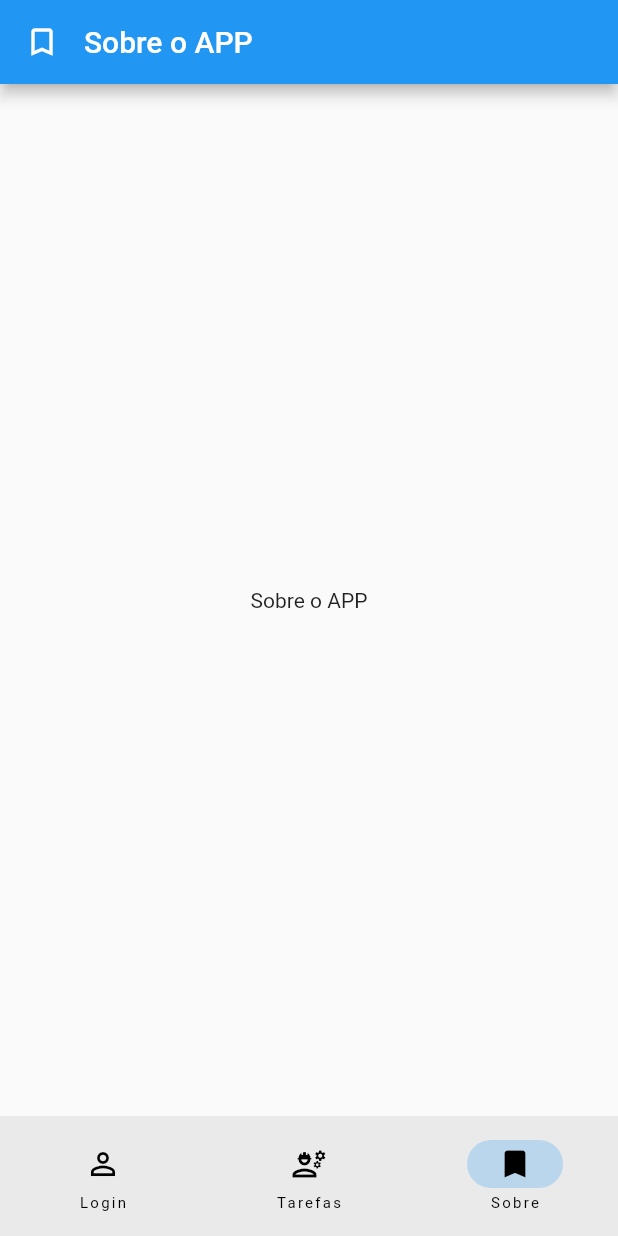
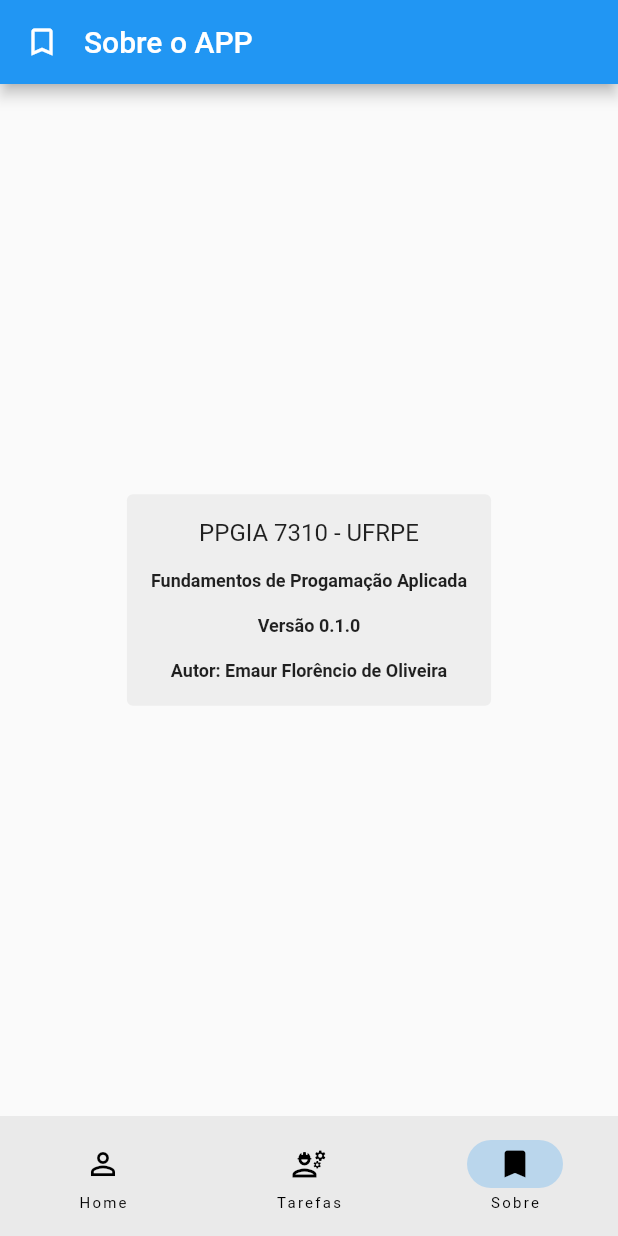
Before and after one commit to EmaurFlorencio/list, a Flutter app: the screen it shows after launch, item 3 of the bottom bar chosen, on a phone screen of 412 x 824 dp. Run offline on Flutter 3.47's test engine with Material 2 defaults, Android fonts, the phone set to English and light mode, and no system bars; our stand-ins replace flutter_slidable.

Commit message:
Inclusão da home page

```diff
--- a/list/lib/main.dart
+++ b/list/lib/main.dart
@@ -1,5 +1,6 @@
 import 'package:flutter/material.dart';
 import 'package:list/pages/about_page.dart';
+import 'package:list/pages/home_page.dart';
 import 'package:list/pages/todo_list_page.dart';
 
 void main() {
@@ -23,9 +24,7 @@ class _MyAppState extends State<MyApp> {
       home: Scaffold(
         body: const [
           Center(
-            child: Text(
-              'Login',
-            ),
+            child: HomePage(),
           ),
           Center(
             child: TodoListPage(),
@@ -45,7 +44,7 @@ class _MyAppState extends State<MyApp> {
             NavigationDestination(
               selectedIcon: Icon(Icons.person),
               icon: Icon(Icons.person_outline),
-              label: 'Login',
+              label: 'Home',
             ),
             NavigationDestination(
               selectedIcon: Icon(Icons.engineering),
--- a/list/lib/pages/about_page.dart
+++ b/list/lib/pages/about_page.dart
@@ -21,7 +21,49 @@ class _AboutPage extends State<AboutPage> {
         ),
       ),
       body: Center(
-        child: const Text('Sobre o APP'),
+        child: Container(
+          decoration: BoxDecoration(
+            borderRadius: BorderRadius.circular(4),
+            color: Colors.grey[200],
+          ),
+          padding: const EdgeInsets.all(16),
+          child: Column(
+            mainAxisSize: MainAxisSize.min,
+            //crossAxisAlignment: CrossAxisAlignment.start,
+            children: [
+              Text(
+                "PPGIA 7310 - UFRPE",
+                style: TextStyle(
+                  fontSize: 16,
+                ),
+              ),
+              SizedBox(height: 16),
+              Text(
+                "Fundamentos de Progamação Aplicada",
+                style: TextStyle(
+                  fontSize: 12,
+                  fontWeight: FontWeight.w600,
+                ),
+              ),
+              SizedBox(height: 16),
+              Text(
+                "Versão 0.1.0",
+                style: TextStyle(
+                  fontSize: 12,
+                  fontWeight: FontWeight.w600,
+                ),
+              ),
+              SizedBox(height: 16),
+              Text(
+                "Autor: Emaur Florêncio de Oliveira",
+                style: TextStyle(
+                  fontSize: 12,
+                  fontWeight: FontWeight.w600,
+                ),
+              ),
+            ],
+          ),
+        ),
       ),
     );
   }
--- a/list/lib/pages/todo_list_page.dart
+++ b/list/lib/pages/todo_list_page.dart
@@ -25,7 +25,7 @@ class _TodoListPageState extends State<TodoListPage> {
             children: [
               Icon(Icons.engineering_outlined),
               SizedBox(width: 16),
-              Center(child: const Text('Minha Lista')),
+              Center(child: const Text('Minha Lista Personalizada')),
             ],
           ),
         ),
@@ -70,7 +70,7 @@ class _TodoListPageState extends State<TodoListPage> {
                         todoController.clear();
                       },
                       style: ElevatedButton.styleFrom(
-                        backgroundColor: Colors.purple,
+                        backgroundColor: Colors.black,
                         padding: EdgeInsets.all(16),
                       ),
                       child: Icon(
--- a/list/pubspec.yaml
+++ b/list/pubspec.yaml
@@ -61,8 +61,8 @@ flutter:
   uses-material-design: true
 
   # To add assets to your application, add an assets section, like this:
-  # assets:
-  #   - images/a_dot_burr.jpeg
+  assets:
+    - images/logo1.png
   #   - images/a_dot_ham.jpeg
 
   # An image asset can refer to one or more resolution-specific "variants", see
```
Also changed, not shown: list/lib/pages/home_page.dart (added, +48 -0 lines), list/images/logo.png (added), list/images/logo1.png (added), list/pubspec.lock.
